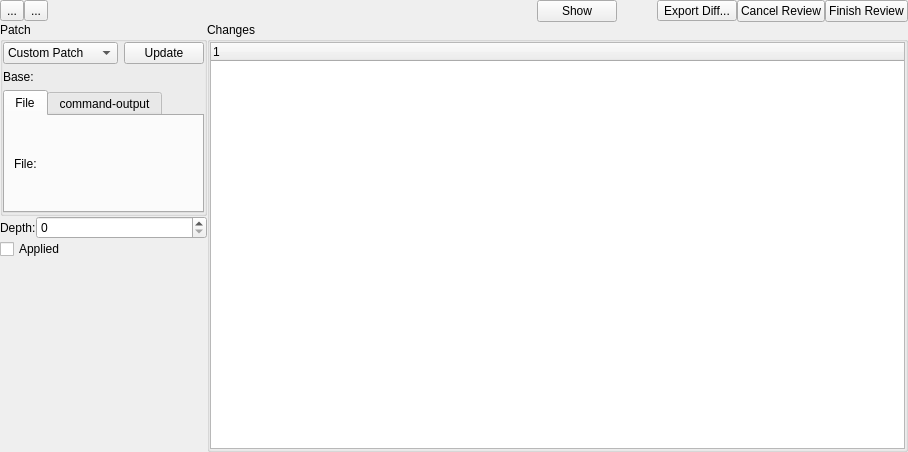
Before: the Qt Designer form plugins/patchreview/patchreview.ui in KDE/kdevelop, drawn with Qt 5.
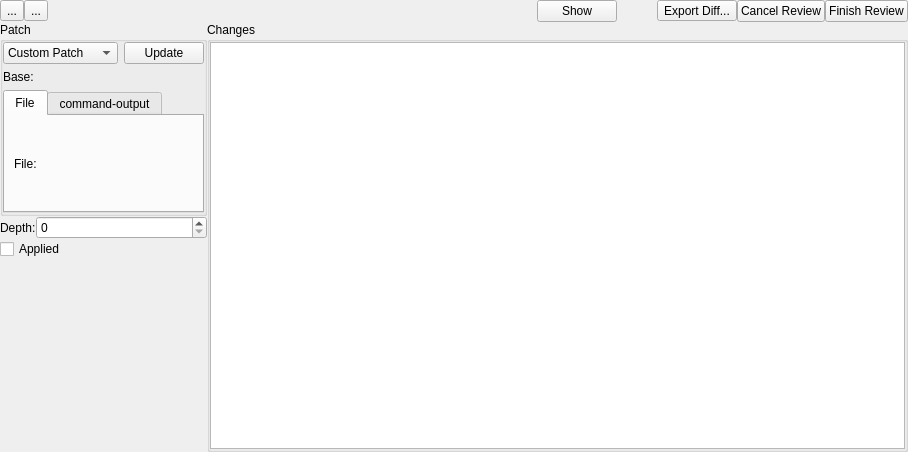
After: the same form once the commit is applied. Custom widgets are drawn as their Qt base class.

Diff of the .ui file:
```diff
--- a/plugins/patchreview/patchreview.ui
+++ b/plugins/patchreview/patchreview.ui
@@ -285,15 +285,10 @@
          <number>0</number>
         </property>
         <item row="0" column="0" rowspan="2">
-         <widget class="QTreeWidget" name="filesList">
+         <widget class="QTreeView" name="filesList">
           <property name="editTriggers">
            <set>QAbstractItemView::NoEditTriggers</set>
           </property>
-          <column>
-           <property name="text">
-            <string notr="true">1</string>
-           </property>
-          </column>
          </widget>
         </item>
        </layout>
```
